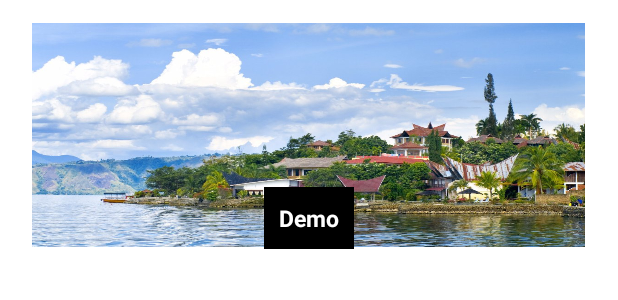
After one commit to wahyualfarisi/cultureseapp, an Android app: the layout grid_item_pulau.xml on its own in the app's theme, with its tools: preview values and no code run, on a phone screen of 412 x 824 dp. The commit adds this screen. Shown: the top 300 px of the screen. Run offline under Robolectric (Android 15) with nearby library versions, the phone set to English and light mode, and no system bars.

Commit message:
display pulau list

```diff
--- a/app/build.gradle
+++ b/app/build.gradle
@@ -36,4 +36,5 @@ dependencies {
     testImplementation 'junit:junit:4.+'
     androidTestImplementation 'androidx.test.ext:junit:1.1.2'
     androidTestImplementation 'androidx.test.espresso:espresso-core:3.3.0'
+    implementation 'com.squareup.picasso:picasso:2.71828'
 }
--- a/app/src/main/AndroidManifest.xml
+++ b/app/src/main/AndroidManifest.xml
@@ -1,6 +1,8 @@
 <?xml version="1.0" encoding="utf-8"?>
 <manifest xmlns:android="http://schemas.android.com/apk/res/android"
     package="com.example.aplikasisenibudaya">
+
+    <uses-permission android:name="android.permission.INTERNET"/>
 
     <application
         android:allowBackup="true"
@@ -9,6 +11,7 @@
         android:roundIcon="@mipmap/ic_launcher_round"
         android:supportsRtl="true"
         android:theme="@style/Theme.Aplikasisenibudaya">
+        <activity android:name=".Home"></activity>
         <activity android:name=".MainActivity">
             <intent-filter>
                 <action android:name="android.intent.action.MAIN" />
--- /dev/null
+++ b/app/src/main/res/layout/grid_item_pulau.xml
@@ -0,0 +1,34 @@
+<?xml version="1.0" encoding="utf-8"?>
+<RelativeLayout xmlns:android="http://schemas.android.com/apk/res/android"
+    xmlns:app="http://schemas.android.com/apk/res-auto"
+    android:layout_width="match_parent"
+    android:layout_height="match_parent"
+    android:padding="10dp"
+    >
+
+    <ImageView
+        android:id="@+id/pulauImage"
+        android:layout_width="379dp"
+        android:layout_height="160dp"
+        android:layout_alignParentTop="true"
+        android:layout_centerHorizontal="true"
+        android:padding="5dp"
+        android:scaleType="fitXY"
+        android:src="@drawable/sumatra" />
+
+    <TextView
+        android:id="@+id/textPulau"
+        android:layout_width="wrap_content"
+        android:layout_height="wrap_content"
+        android:padding="10dp"
+        android:text="Demo"
+        android:textColor="#fff"
+        android:textStyle="bold"
+        android:textSize="15dp"
+        android:background="#000"
+        android:layout_below="@+id/pulauImage"
+        android:layout_centerHorizontal="true"
+        android:layout_marginTop="-45dp" />
+
+
+</RelativeLayout>
```
Also changed, not shown: app/src/main/assets/pulau.json (+12 -6 lines), app/src/main/java/com/example/aplikasisenibudaya/AdapterPulau.java (added, +45 -0 lines), app/src/main/java/com/example/aplikasisenibudaya/ClassPulau.java (added, +26 -0 lines), app/src/main/java/com/example/aplikasisenibudaya/Home.java (added, +70 -0 lines), app/src/main/java/com/example/aplikasisenibudaya/MainActivity.java (+8 -0 lines), app/src/main/res/layout/activity_home.xml (added, +18 -0 lines), app/src/main/res/layout/activity_main.xml (+31 -4 lines), app/src/main/res/drawable/background_hlm.png (added), app/src/main/res/drawable/background_start.jpeg (added), app/src/main/res/drawable/sumatra.jpeg (added).
